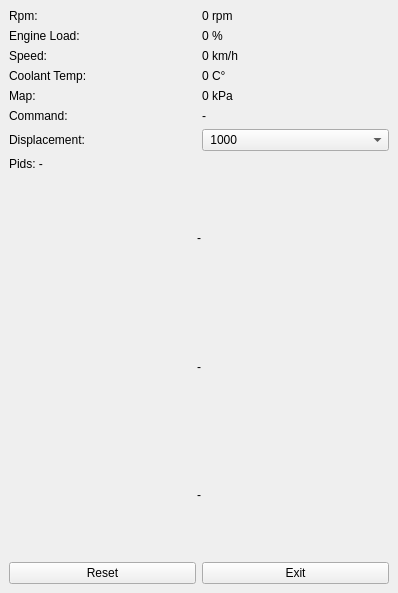
Qt form obdscan.ui (takyonxxx/Elm327_Wifi_Obd2_Qt_Project) before a commit.
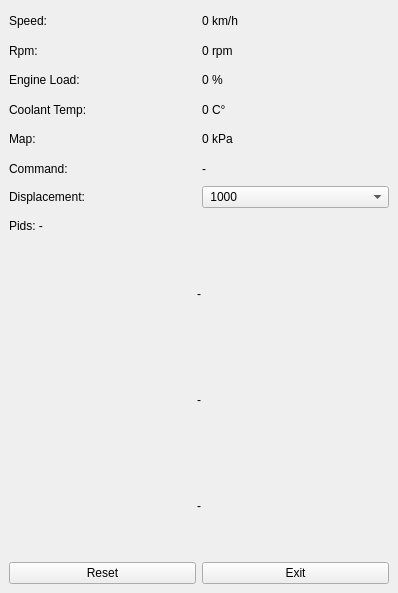
The same form after that commit.

Patch:
```diff
--- a/obdscan.ui
+++ b/obdscan.ui
@@ -17,7 +17,21 @@
    <layout class="QGridLayout" name="gridLayout_2">
     <item row="0" column="0">
      <layout class="QGridLayout" name="gridLayout">
-      <item row="6" column="1">
+      <item row="4" column="0">
+       <widget class="QLabel" name="labelCoolantTitle">
+        <property name="text">
+         <string>Coolant Temp:</string>
+        </property>
+       </widget>
+      </item>
+      <item row="7" column="0">
+       <widget class="QLabel" name="labelEngineDisplacement">
+        <property name="text">
+         <string>Displacement:</string>
+        </property>
+       </widget>
+      </item>
+      <item row="7" column="1">
        <widget class="QComboBox" name="comboEngineDisplacement">
         <property name="currentText">
          <string> 1000</string>
@@ -74,107 +88,93 @@
         </item>
        </widget>
       </item>
-      <item row="2" column="1">
-       <widget class="QLabel" name="labelSpeed">
+      <item row="1" column="0">
+       <widget class="QLabel" name="labelRpmTitle">
         <property name="text">
-         <string>0 km/h</string>
+         <string>Rpm:</string>
         </property>
        </widget>
       </item>
-      <item row="4" column="1">
+      <item row="8" column="0" colspan="2">
+       <widget class="QLabel" name="labelPids">
+        <property name="text">
+         <string>Pids: -</string>
+        </property>
+        <property name="textFormat">
+         <enum>Qt::AutoText</enum>
+        </property>
+        <property name="wordWrap">
+         <bool>true</bool>
+        </property>
+       </widget>
+      </item>
+      <item row="5" column="1">
        <widget class="QLabel" name="labelManifold">
         <property name="text">
          <string>0 kPa</string>
         </property>
        </widget>
       </item>
-      <item row="2" column="0">
-       <widget class="QLabel" name="labelSpeedTitle">
-        <property name="text">
-         <string>Speed:</string>
-        </property>
-       </widget>
-      </item>
-      <item row="4" column="0">
+      <item row="5" column="0">
        <widget class="QLabel" name="labelManifoldTitle">
         <property name="text">
          <string>Map:</string>
         </property>
        </widget>
       </item>
-      <item row="0" column="1">
+      <item row="1" column="1">
        <widget class="QLabel" name="labelRpm">
         <property name="text">
          <string>0 rpm</string>
         </property>
        </widget>
       </item>
-      <item row="5" column="0">
-       <widget class="QLabel" name="labelStatusTitle">
-        <property name="text">
-         <string>Command:</string>
-        </property>
-       </widget>
-      </item>
-      <item row="0" column="0">
-       <widget class="QLabel" name="labelRpmTitle">
-        <property name="text">
-         <string>Rpm:</string>
-        </property>
-       </widget>
-      </item>
-      <item row="3" column="1">
-       <widget class="QLabel" name="labelCoolant">
-        <property name="text">
-         <string>0 C°</string>
-        </property>
-       </widget>
-      </item>
-      <item row="3" column="0">
-       <widget class="QLabel" name="labelCoolantTitle">
-        <property name="text">
-         <string>Coolant Temp:</string>
-        </property>
-       </widget>
-      </item>
-      <item row="5" column="1">
+      <item row="6" column="1">
        <widget class="QLabel" name="labelStatus">
         <property name="text">
          <string>-</string>
         </property>
        </widget>
       </item>
-      <item row="1" column="0">
-       <widget class="QLabel" name="labelLoadTitle">
+      <item row="4" column="1">
+       <widget class="QLabel" name="labelCoolant">
         <property name="text">
-         <string>Engine Load:</string>
+         <string>0 C°</string>
         </property>
        </widget>
       </item>
       <item row="6" column="0">
-       <widget class="QLabel" name="labelEngineDisplacement">
+       <widget class="QLabel" name="labelStatusTitle">
         <property name="text">
-         <string>Displacement:</string>
+         <string>Command:</string>
         </property>
        </widget>
       </item>
-      <item row="1" column="1">
+      <item row="2" column="1">
        <widget class="QLabel" name="labelLoad">
         <property name="text">
          <string>0 %</string>
         </property>
        </widget>
       </item>
-      <item row="7" column="0" colspan="2">
-       <widget class="QLabel" name="labelPids">
+      <item row="2" column="0">
+       <widget class="QLabel" name="labelLoadTitle">
         <property name="text">
-         <string>Pids: -</string>
+         <string>Engine Load:</string>
         </property>
-        <property name="textFormat">
-         <enum>Qt::AutoText</enum>
+       </widget>
+      </item>
+      <item row="0" column="1">
+       <widget class="QLabel" name="labelSpeed">
+        <property name="text">
+         <string>0 km/h</string>
         </property>
-        <property name="wordWrap">
-         <bool>true</bool>
+       </widget>
+      </item>
+      <item row="0" column="0">
+       <widget class="QLabel" name="labelSpeedTitle">
+        <property name="text">
+         <string>Speed:</string>
         </property>
        </widget>
       </item>
@@ -182,6 +182,12 @@
     </item>
     <item row="1" column="0">
      <widget class="QLabel" name="labelVoltage">
+      <property name="maximumSize">
+       <size>
+        <width>16777215</width>
+        <height>100</height>
+       </size>
+      </property>
       <property name="text">
        <string>-</string>
       </property>
@@ -192,6 +198,12 @@
     </item>
     <item row="2" column="0">
      <widget class="QLabel" name="labelFuelConsumption">
+      <property name="maximumSize">
+       <size>
+        <width>16777215</width>
+        <height>100</height>
+       </size>
+      </property>
       <property name="text">
        <string>-</string>
       </property>
@@ -202,6 +214,12 @@
     </item>
     <item row="3" column="0">
      <widget class="QLabel" name="labelFuel100">
+      <property name="maximumSize">
+       <size>
+        <width>16777215</width>
+        <height>100</height>
+       </size>
+      </property>
       <property name="text">
        <string>-</string>
       </property>
```
